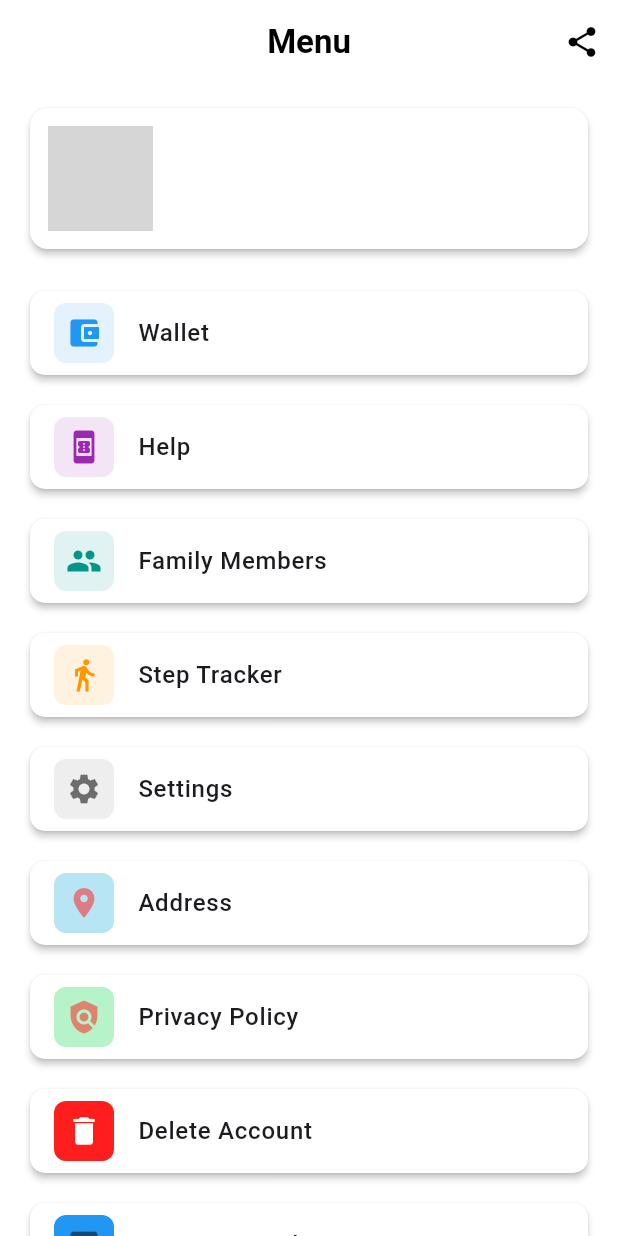
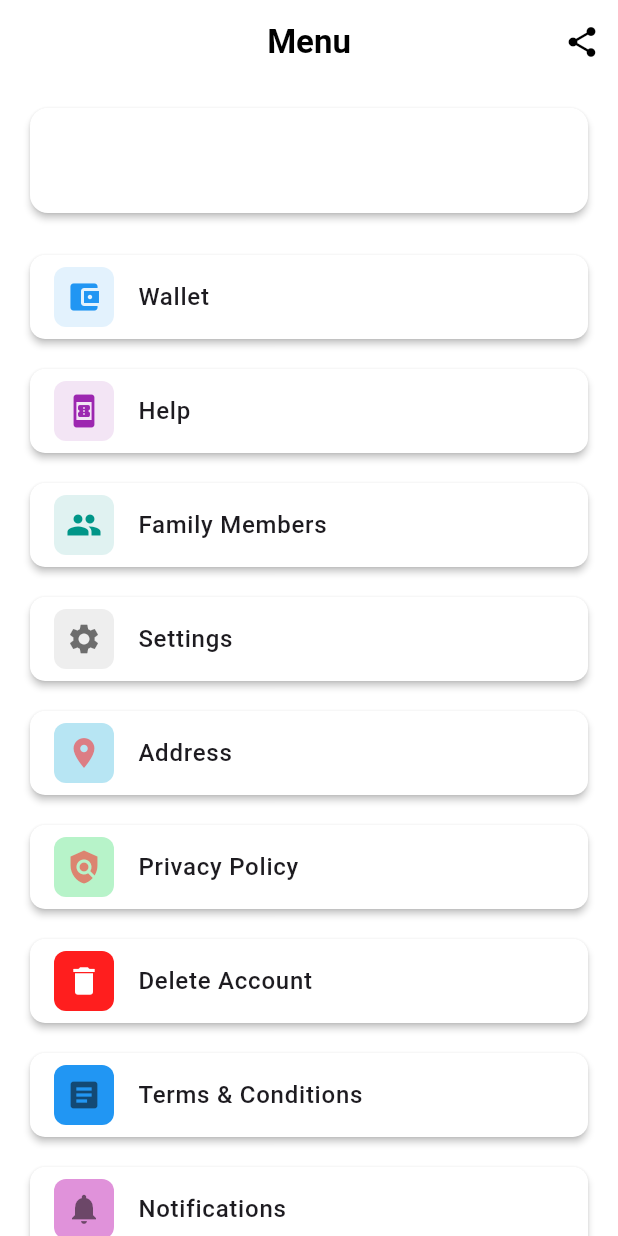
Before and after one commit to PIXELMIND-SOLUTION/Credenthealth, a Flutter app: the ProfileScreen screen opened directly, on a phone screen of 412 x 824 dp. Run offline on Flutter 3.47's test engine with Material 3 defaults, Android fonts, the phone set to English and light mode, and no system bars; our stand-ins replace dio, file_picker, flutter_animate, flutter_easyloading, flutter_map, geolocator and 7 more; missing offline and left inert: gal, razorpay_flutter; accounts and stored records are empty; network calls fail; Roboto replaces fonts that are missing (Poppins); grey boxes are pictures that could not be loaded.

Commit message:
Vishnu's Commit 10-09-2025

```diff
--- a/lib/auth/views/profile/profile_screen.dart
+++ b/lib/auth/views/profile/profile_screen.dart
@@ -186,20 +186,21 @@ class _ProfileScreenState extends State<ProfileScreen> {
                         padding: const EdgeInsets.all(12.0),
                         child: Row(
                           children: [
-                            GestureDetector(
-                              onTap: () {
-                                // Navigator.push(context, MaterialPageRoute(builder: (context)=>EditProfile()));
-                              },
-                              child: CircleAvatar(
-                                radius: 35,
-                                backgroundImage: profile?.profileImage != null
-                                    ? NetworkImage(_sanitizeImageUrl(
-                                        profile!.profileImage))
-                                    : const AssetImage(
-                                            'lib/assets/chatscreenimage.png')
-                                        as ImageProvider,
-                              ),
-                            ),
+                            // GestureDetector(
+                            //   onTap: () {
+                            //     // Navigator.push(context, MaterialPageRoute(builder: (context)=>EditProfile()));
+                            //   },
+                            //   child: CircleAvatar(
+                            //     radius: 35,
+                            //     backgroundImage: profile?.profileImage != null
+                            //         ? NetworkImage(_sanitizeImageUrl(
+                            //             profile!.profileImage))
+                            //         : const AssetImage(
+                            //                 'lib/assets/chatscreenimage.png')
+                            //             as ImageProvider,
+                            //   ),
+                            // ),
+
                             const SizedBox(width: 10),
                             Column(
                               crossAxisAlignment: CrossAxisAlignment.start,
@@ -265,19 +266,19 @@ class _ProfileScreenState extends State<ProfileScreen> {
                         );
                       },
                     ),
-                    _MenuItem(
-                      icon: Icons.directions_walk,
-                      iconBg: Colors.orange.shade50,
-                      iconColor: Colors.orange,
-                      label: 'Step Tracker',
-                      onTap: () {
-                        Navigator.push(
-                          context,
-                          MaterialPageRoute(
-                              builder: (context) => const StepTrackerScreen()),
-                        );
-                      },
-                    ),
+                    // _MenuItem(
+                    //   icon: Icons.directions_walk,
+                    //   iconBg: Colors.orange.shade50,
+                    //   iconColor: Colors.orange,
+                    //   label: 'Step Tracker',
+                    //   onTap: () {
+                    //     Navigator.push(
+                    //       context,
+                    //       MaterialPageRoute(
+                    //           builder: (context) => const StepTrackerScreen()),
+                    //     );
+                    //   },
+                    // ),
                     _MenuItem(
                       icon: Icons.settings,
                       iconBg: Colors.grey.shade200,
```
Also changed, not shown: lib/auth/views/home_screen.dart (+55 -55 lines), 1 other file.
